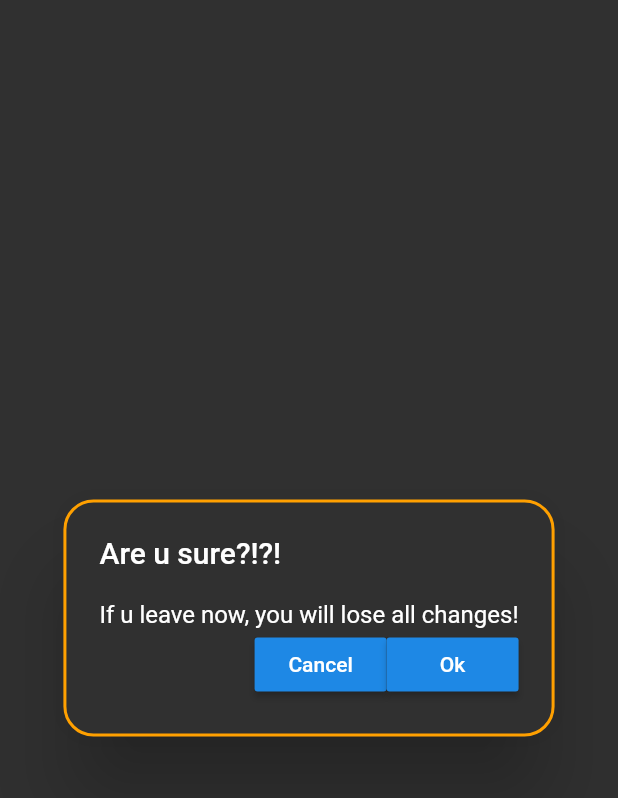
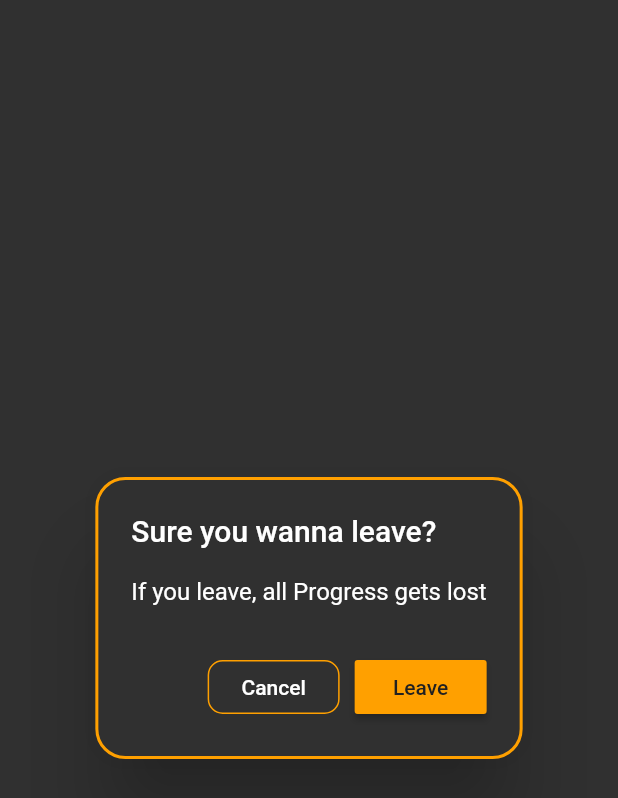
Before and after one commit to Lennard-roessig/Fitness, a Flutter app: the ConfirmationDialog widget shown alone on an empty page, opened directly, on a phone screen of 412 x 824 dp. Shown: the top 798 px of the screen. Run offline on Flutter 3.47's test engine with Material 2 defaults, Android fonts, the phone set to English and light mode, and no system bars; our stand-ins replace bloc, cloud_firestore, equatable, flutter_bloc, flutter_speed_dial, flutter_tts; missing offline and left inert: soundpool; accounts and stored records are empty.

Commit message:
update ConfirmationDialog on workout edit

```diff
--- a/lib/screens/workout/workout_create_screen.dart
+++ b/lib/screens/workout/workout_create_screen.dart
@@ -24,11 +24,12 @@ class WorkoutCreateScreen extends StatelessWidget {
           bool leave = await showDialog<bool>(
             context: context,
             builder: (context) => ConfirmationDialog(
-              title: "Are u sure?!?!",
-              content: "If u leave now, you will lose all changes!",
+              title: "Sure you wanna leave?",
+              content: "If you leave, all Progress gets lost",
             ),
           );
-          return Future.value(leave);
+
+          return Future.value(leave ?? false);
         },
         child: Scaffold(
           appBar: WorkoutCreateTabbar(),
--- a/lib/widgets/dialogs/confirmation_dialog.dart
+++ b/lib/widgets/dialogs/confirmation_dialog.dart
@@ -1,4 +1,5 @@
 import 'package:fitness_workouts/widgets/dialogs/styled_alert_dialog.dart';
+import 'package:fitness_workouts/widgets/inputs/inverted_flat_button.dart';
 import 'package:flutter/material.dart';
 
 class ConfirmationDialog extends StatelessWidget {
@@ -16,14 +17,23 @@ class ConfirmationDialog extends StatelessWidget {
       actionbar: Row(
         mainAxisAlignment: MainAxisAlignment.end,
         children: <Widget>[
-          RaisedButton(
+          InvertedFlatButton(
             child: Text('Cancel'),
             onPressed: () => Navigator.of(context).pop(false),
           ),
+          SizedBox(
+            width: 10,
+          ),
           RaisedButton(
-            child: Text('Ok'),
+            child: Text(
+              'Leave',
+              style: TextStyle(
+                color: Theme.of(context).primaryColor,
+              ),
+            ),
             onPressed: () => Navigator.of(context).pop(true),
-          )
+            color: Theme.of(context).accentColor,
+          ),
         ],
       ),
     );
--- a/lib/widgets/dialogs/styled_alert_dialog.dart
+++ b/lib/widgets/dialogs/styled_alert_dialog.dart
@@ -37,9 +37,12 @@ class StyledAlertDialog extends StatelessWidget {
               SizedBox(
                 height: 20,
               ),
-            if (actionbar != null)
+            if (actionbar != null) ...[
+              SizedBox(
+                height: 30,
+              ),
               actionbar
-            else
+            ] else
               Row(
                 children: <Widget>[
                   Spacer(),
--- a/lib/widgets/workout_action_speed_dial.dart
+++ b/lib/widgets/workout_action_speed_dial.dart
@@ -29,8 +29,8 @@ class WorkoutActionSpeedDial extends StatelessWidget {
       curve: Curves.bounceIn,
       overlayColor: Colors.black,
       overlayOpacity: 0.5,
-      onOpen: () => print('OPENING DIAL'),
-      onClose: () => print('DIAL CLOSED'),
+      onOpen: () {},
+      onClose: () {},
       tooltip: 'Add Parts',
       heroTag: 'speed-dial-hero-tag',
       backgroundColor: Theme.of(context).accentColor,
```
Also changed, not shown: lib/screens/home_screen.dart (+8 -15 lines), 1 other file.
